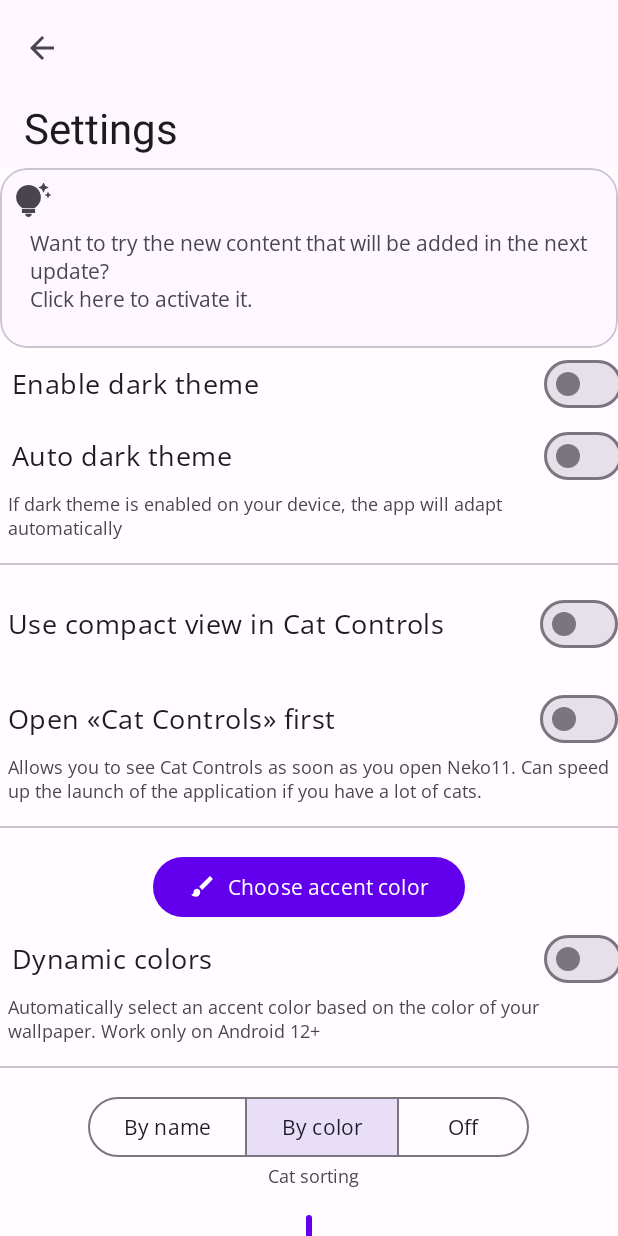
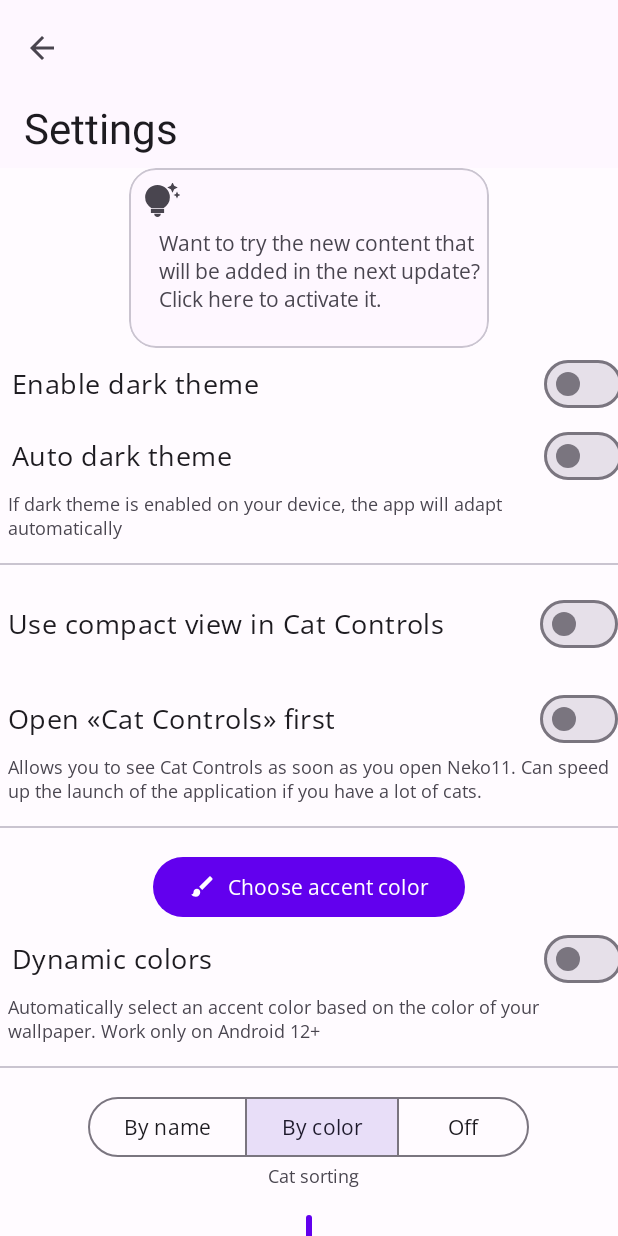
Before and after one commit to queuejw/Neko11, an Android app: the NekoSettingsActivity screen opened directly, with no data from a screen before it, on a phone screen of 412 x 824 dp. Run offline under Robolectric (Android 15) with nearby library versions, the light colour scheme and no system bars.

Commit message:
Update neko_settings_content.xml

```diff
--- a/app/src/main/res/layout/neko_settings_content.xml
+++ b/app/src/main/res/layout/neko_settings_content.xml
@@ -26,9 +26,9 @@
     android:orientation="vertical">
 <com.google.android.material.card.MaterialCardView
 
-        android:id="@+id/card_toy"
+        android:id="@+id/card_tip"
 
-        android:layout_width="wrap_content"
+        android:layout_width="240dp"
 
 
 					android:layout_weight="1"
```
